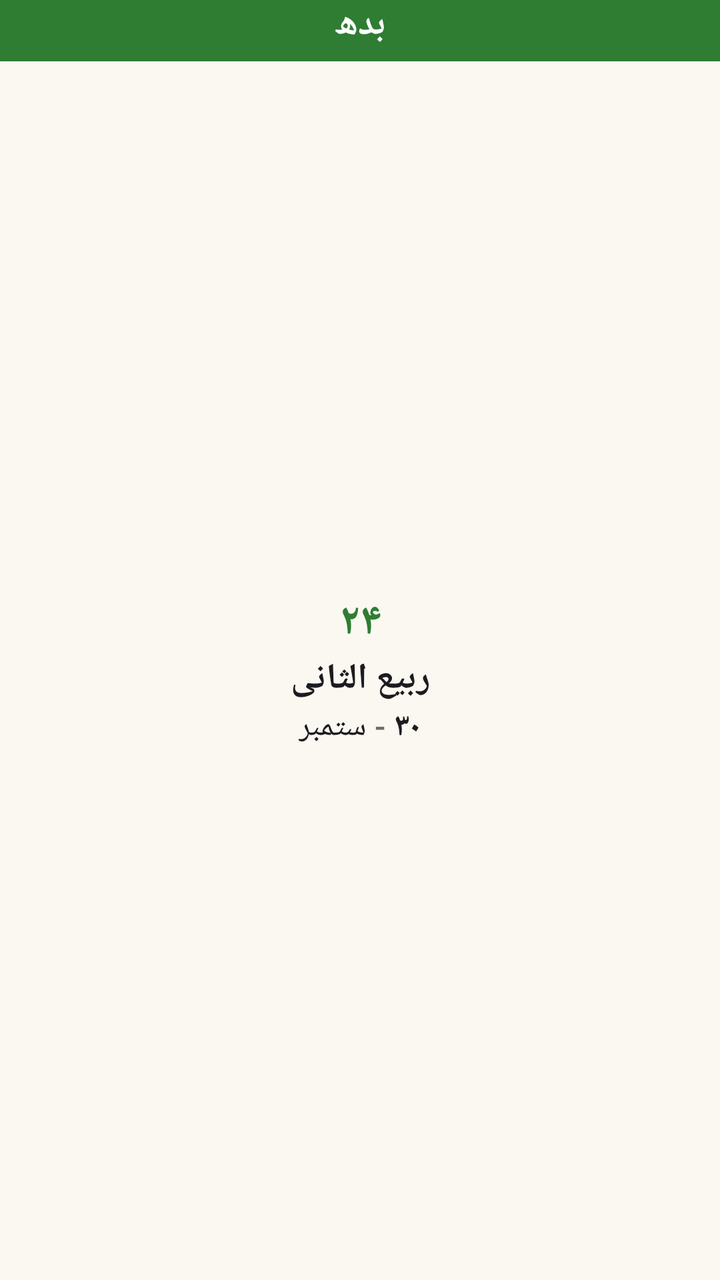
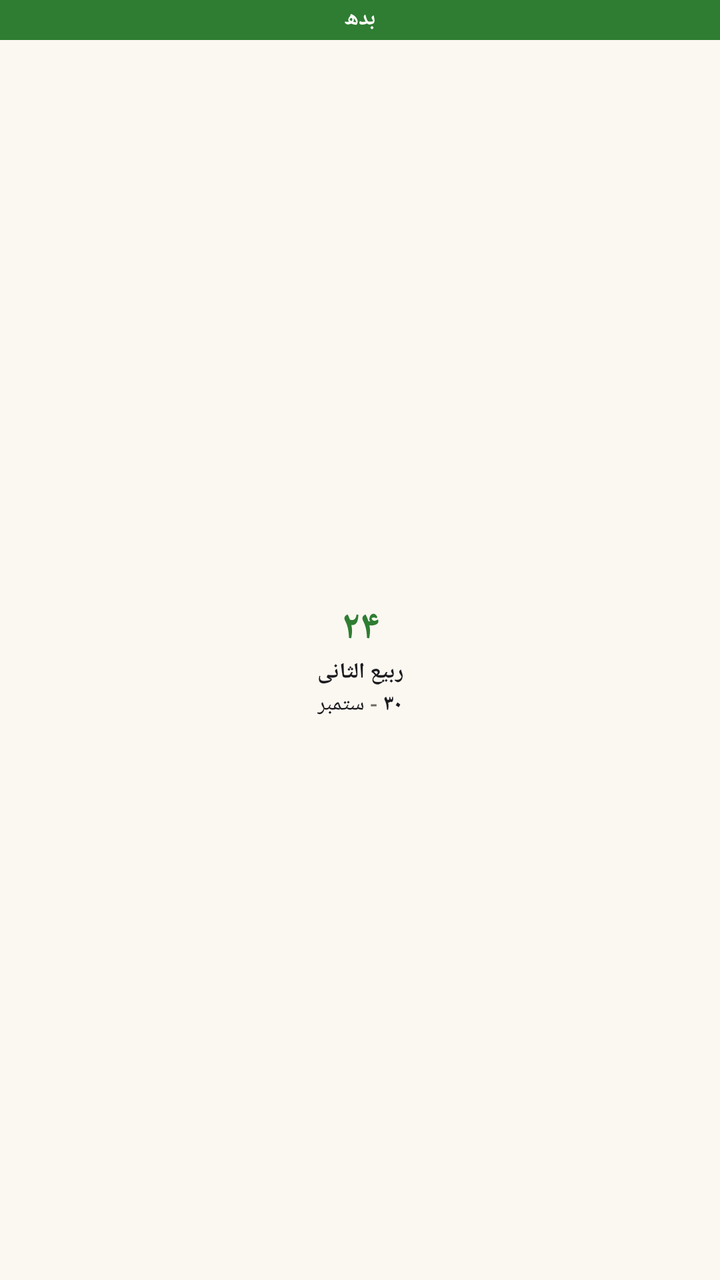

Compare the two renders of this Android layout. The source of the first and the diff that turns it into the second are given below.
<!-- AndroidManifest.xml: another module's application theme android:Theme.Material.Light.NoActionBar -->
<!-- res/layout/hijri_dual_date_widget_preview_layout.xml -->
<?xml version="1.0" encoding="utf-8"?>
<LinearLayout xmlns:android="http://schemas.android.com/apk/res/android"
    xmlns:tools="http://schemas.android.com/tools"
    android:layout_width="match_parent"
    android:layout_height="match_parent"
    android:background="@color/widget_background"
    android:orientation="vertical"
    tools:ignore="UnusedAttribute">

    
    <TextView
        android:layout_width="match_parent"
        android:layout_height="wrap_content"
        android:background="@color/widget_accent"
        android:fontFamily="sans-serif-medium"
        android:gravity="center"
        android:includeFontPadding="false"
        android:maxLines="1"
        android:paddingLeft="6dp"
        android:paddingTop="0dp"
        android:paddingRight="6dp"
        android:paddingBottom="6dp"
        android:text="بدھ"
        android:textColor="@color/widget_on_today"
        android:textSize="18sp"
        android:textStyle="bold" />

    
    <LinearLayout
        android:layout_width="match_parent"
        android:layout_height="0dp"
        android:layout_weight="1"
        android:gravity="center_vertical"
        android:orientation="vertical">

        
        <TextView
            android:layout_width="match_parent"
            android:layout_height="wrap_content"
            android:fontFamily="sans-serif-medium"
            android:gravity="center"
            android:includeFontPadding="false"
            android:maxLines="1"
            android:text="۲۴"
            android:textColor="@color/widget_accent"
            android:textSize="22sp"
            android:textStyle="bold" />

        
        <TextView
            android:layout_width="match_parent"
            android:layout_height="wrap_content"
            android:layout_marginTop="1dp"
            android:fontFamily="sans-serif-medium"
            android:gravity="center"
            android:includeFontPadding="false"
            android:maxLines="1"
            android:text="ربیع الثانی"
            android:textColor="@color/widget_text_primary"
            android:textSize="18sp"
            android:textStyle="bold" />

        
        <LinearLayout
            android:layout_width="match_parent"
            android:layout_height="wrap_content"
            android:layout_marginTop="1dp"
            android:gravity="center_horizontal|center_vertical"
            android:orientation="horizontal"
            android:paddingLeft="6dp"
            android:paddingRight="6dp">

            <TextView
                android:layout_width="wrap_content"
                android:layout_height="wrap_content"
                android:fontFamily="sans-serif-medium"
                android:includeFontPadding="false"
                android:maxLines="1"
                android:text="ستمبر"
                android:textColor="@color/widget_text_primary"
                android:textSize="16sp" />

            <TextView
                android:layout_width="wrap_content"
                android:layout_height="wrap_content"
                android:fontFamily="sans-serif-medium"
                android:includeFontPadding="false"
                android:maxLines="1"
                android:text=" - "
                android:textColor="@color/widget_text_secondary"
                android:textSize="16sp" />

            <TextView
                android:layout_width="wrap_content"
                android:layout_height="wrap_content"
                android:fontFamily="sans-serif-medium"
                android:includeFontPadding="false"
                android:maxLines="1"
                android:text="۳۰"
                android:textColor="@color/widget_text_primary"
                android:textSize="16sp"
                android:textStyle="bold" />
        </LinearLayout>
    </LinearLayout>
</LinearLayout>
<!-- resources referenced by this layout -->
<resources>
  <color name="widget_accent">#2E7D32</color>
  <color name="widget_background">#FBF7F1</color>
  <color name="widget_on_today">#FFFFFF</color>
  <color name="widget_text_primary">#1C1B1F</color>
  <color name="widget_text_secondary">#6E6A63</color>
</resources>

<!-- the commit's change to res/layout/hijri_dual_date_widget_preview_layout.xml (unified diff, before → after) -->
@@ -17,12 +17,12 @@
         android:includeFontPadding="false"
         android:maxLines="1"
         android:paddingLeft="6dp"
-        android:paddingTop="0dp"
+        android:paddingTop="2dp"
         android:paddingRight="6dp"
-        android:paddingBottom="6dp"
+        android:paddingBottom="3dp"
         android:text="بدھ"
         android:textColor="@color/widget_on_today"
-        android:textSize="18sp"
+        android:textSize="11sp"
         android:textStyle="bold" />
 
     
@@ -43,7 +43,7 @@
             android:maxLines="1"
             android:text="۲۴"
             android:textColor="@color/widget_accent"
-            android:textSize="22sp"
+            android:textSize="20sp"
             android:textStyle="bold" />
 
         
@@ -57,7 +57,7 @@
             android:maxLines="1"
             android:text="ربیع الثانی"
             android:textColor="@color/widget_text_primary"
-            android:textSize="18sp"
+            android:textSize="11sp"
             android:textStyle="bold" />
 
         
@@ -78,7 +78,7 @@
                 android:maxLines="1"
                 android:text="ستمبر"
                 android:textColor="@color/widget_text_primary"
-                android:textSize="16sp" />
+                android:textSize="11sp" />
 
             <TextView
                 android:layout_width="wrap_content"
@@ -88,7 +88,7 @@
                 android:maxLines="1"
                 android:text=" - "
                 android:textColor="@color/widget_text_secondary"
-                android:textSize="16sp" />
+                android:textSize="11sp" />
 
             <TextView
                 android:layout_width="wrap_content"
@@ -98,7 +98,7 @@
                 android:maxLines="1"
                 android:text="۳۰"
                 android:textColor="@color/widget_text_primary"
-                android:textSize="16sp"
+                android:textSize="11sp"
                 android:textStyle="bold" />
         </LinearLayout>
     </LinearLayout>
